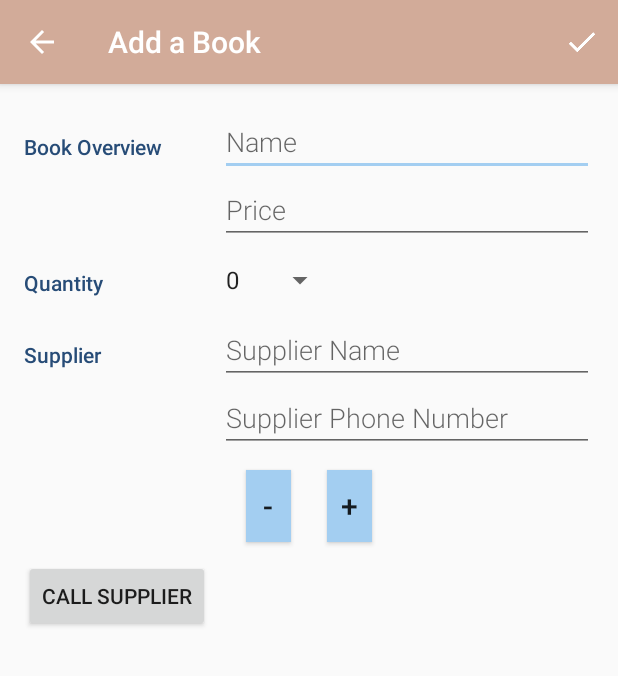
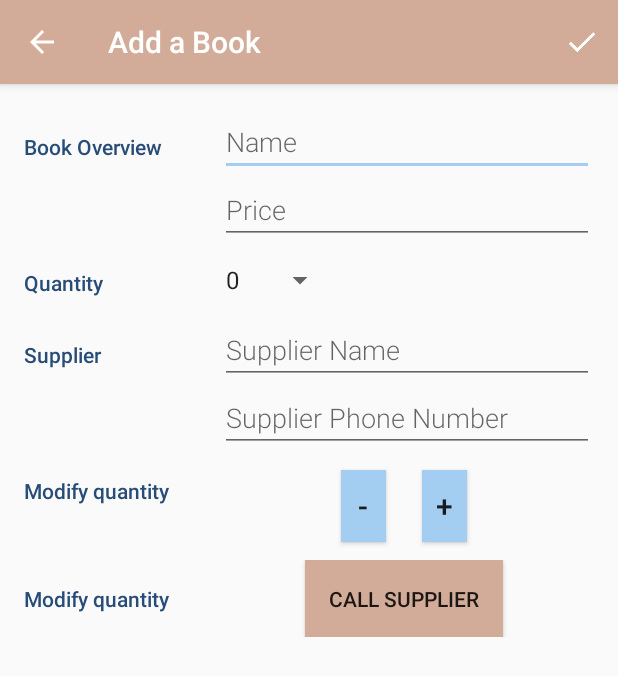
Before and after one commit to ColineFord/InventoryApp_Stage1, an Android app: the EditorActivity screen opened directly, with no data from a screen before it, on a phone screen of 412 x 824 dp. Shown: the top 676 px of the screen. Run offline under Robolectric (Android 15) with nearby library versions, the phone set to English and light mode, and no system bars.

Commit message:
Stage 2 of the Inventory app

```diff
--- a/app/src/main/res/layout/activity_editor.xml
+++ b/app/src/main/res/layout/activity_editor.xml
@@ -111,30 +111,74 @@
     <LinearLayout
         android:layout_width="match_parent"
         android:layout_height="wrap_content"
+        android:orientation="horizontal">
+
+        <!-- Label -->
+        <TextView
+            style="@style/CategoryStyle"
+            android:text="@string/category_modify_quantity"
+            tools:text="Modify Quantity" />
+
+        <!-- Increment/Decrement buttons field -->
+        <LinearLayout
+            android:layout_width="0dp"
+            android:layout_height="wrap_content"
+            android:layout_weight="2"
             android:gravity="center">
 
+            <!-- Decrement button -->
             <Button
-            android:layout_margin="12dp"
                 android:id="@+id/minus_button"
                 android:layout_width="30dp"
                 android:layout_height="wrap_content"
+                android:layout_margin="12dp"
+                android:background="@color/colorPrimary"
                 android:text="-"
-            android:textSize="20dp"
-            android:background="@color/colorPrimary" />
+                android:textSize="20sp" />
 
+            <!-- Increment button-->
             <Button
-            android:layout_margin="12dp"
                 android:id="@+id/plus_button"
                 android:layout_width="30dp"
                 android:layout_height="wrap_content"
+                android:layout_margin="12dp"
                 android:background="@color/colorPrimary"
                 android:text="+"
-            android:textSize="20dp" />
+                android:textSize="20sp" />
         </LinearLayout>
 
+    </LinearLayout>
+
+    <LinearLayout
+        android:layout_width="match_parent"
+        android:layout_height="0dp"
+        android:layout_weight="2"
+        android:orientation="horizontal">
+
+        <!-- Label -->
+        <TextView
+            style="@style/CategoryStyle"
+            android:text="@string/category_order_more"
+            tools:text="Order more" />
+
+        <!-- Order more field-->
+        <LinearLayout
+            android:layout_width="0dp"
+            android:layout_height="wrap_content"
+            android:layout_weight="2"
+            android:gravity="center">
+
+            <!-- Call supplier button-->
             <Button
                 android:id="@+id/callSupplier"
                 android:layout_width="wrap_content"
                 android:layout_height="wrap_content"
-        android:text="@string/call_supplier_button"/>
+                android:background="@color/editorColorPrimary"
+                android:padding="@dimen/fab_margin"
+                android:text="@string/call_supplier_button"
+                tools:text="Call Supplier" />
+
         </LinearLayout>
+
+    </LinearLayout>
+</LinearLayout>
--- a/app/src/main/res/menu/menu_editor.xml
+++ b/app/src/main/res/menu/menu_editor.xml
@@ -7,8 +7,8 @@
 
     <item
         android:id="@+id/action_save"
+        android:icon="@drawable/ic_done"
         android:title="@string/action_save"
-        android:icon="@drawable/ic_done"
         app:showAsAction="always" />
 
     <item
--- a/app/src/main/res/values/dimens.xml
+++ b/app/src/main/res/values/dimens.xml
@@ -8,6 +8,8 @@
     <dimen name="subtitle_padding">8dp</dimen>
 
     <dimen name="list_item_margin">12dp</dimen>
+
     <dimen name="sale_button_width">55dp</dimen>
+
     <dimen name="sale_button_height">30dp</dimen>
 </resources>
--- a/app/src/main/res/values/strings.xml
+++ b/app/src/main/res/values/strings.xml
@@ -114,6 +114,12 @@
     <!-- Label for supplier category in the editor -->
     <string name="category_supplier">Supplier</string>
 
+    <!-- Label for Modify Quantity category in the editor -->
+    <string name="category_modify_quantity">Modify quantity</string>
+
+    <!-- Label for Order More category in the editor -->
+    <string name="category_order_more">Modify quantity</string>
+
     <!-- Text hint for supplier name field in the editor -->
     <string name="hint_supplier_name">Supplier Name</string>
 
```
Lines whose indentation alone changed are shown as unchanged.
